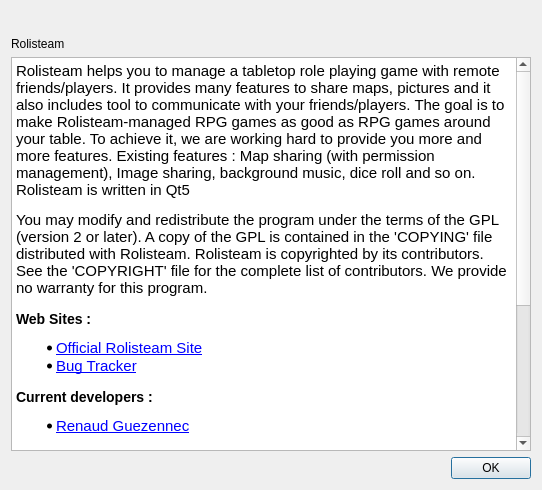
Above: src/widgets/aboutrolisteam.ui from Rolisteam/rolisteam before the change. Below: the same form after it.
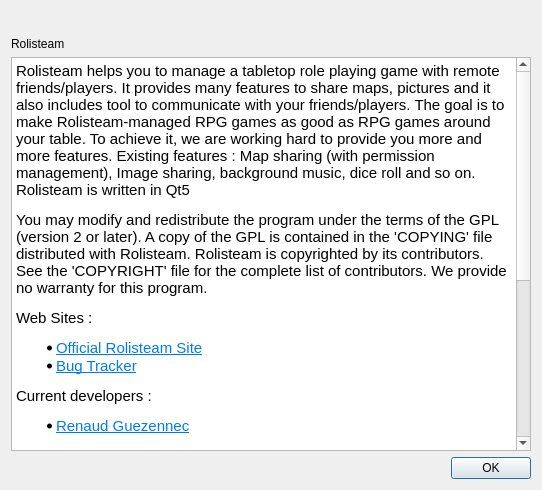
That is the form after the change. Icons and pictures are not drawn.

Patch:
```diff
--- a/src/widgets/aboutrolisteam.ui
+++ b/src/widgets/aboutrolisteam.ui
@@ -86,46 +86,61 @@
 &lt;/style&gt;&lt;/head&gt;&lt;body style=&quot; font-family:'Ubuntu'; font-size:11pt; font-weight:400; font-style:normal;&quot;&gt;
 &lt;p style=&quot; margin-top:12px; margin-bottom:12px; margin-left:0px; margin-right:0px; -qt-block-indent:0; text-indent:0px;&quot;&gt;Rolisteam helps you to manage a tabletop role playing game with remote friends/players. It provides many features to share maps, pictures and it also includes tool to communicate with your friends/players. The goal is to make Rolisteam-managed RPG games as good as RPG games around your table. To achieve it, we are working hard to provide you more and more features. Existing features : Map sharing (with permission management), Image sharing, background music, dice roll and so on. Rolisteam is written in Qt5 &lt;/p&gt;
 &lt;p style=&quot; margin-top:12px; margin-bottom:12px; margin-left:0px; margin-right:0px; -qt-block-indent:0; text-indent:0px;&quot;&gt;You may modify and redistribute the program under the terms of the GPL (version 2 or later). A copy of the GPL is contained in the 'COPYING' file distributed with Rolisteam. Rolisteam is copyrighted by its contributors. See the 'COPYRIGHT' file for the complete list of contributors. We provide no warranty for this program.&lt;/p&gt;
-&lt;p style=&quot; margin-top:14px; margin-bottom:12px; margin-left:0px; margin-right:0px; -qt-block-indent:0; text-indent:0px;&quot;&gt;&lt;span style=&quot; font-size:large; font-weight:600;&quot;&gt;Web Sites :&lt;/span&gt;&lt;/p&gt;
-&lt;ul style=&quot;margin-top: 0px; margin-bottom: 0px; margin-left: 0px; margin-right: 0px; -qt-list-indent: 1;&quot;&gt;&lt;li style=&quot; margin-top:12px; margin-bottom:0px; margin-left:0px; margin-right:0px; -qt-block-indent:0; text-indent:0px;&quot;&gt;&lt;a href=&quot;http://www.rolisteam.org/&quot;&gt;&lt;span style=&quot; text-decoration: underline; color:#0000ff;&quot;&gt;Official Rolisteam Site&lt;/span&gt;&lt;/a&gt;&lt;/li&gt;
-&lt;li style=&quot; margin-top:0px; margin-bottom:12px; margin-left:0px; margin-right:0px; -qt-block-indent:0; text-indent:0px;&quot;&gt;&lt;a href=&quot;https://github.com/Rolisteam/rolisteam/issues&quot;&gt;&lt;span style=&quot; text-decoration: underline; color:#0000ff;&quot;&gt;Bug Tracker&lt;/span&gt;&lt;/a&gt;&lt;/li&gt;&lt;/ul&gt;
-&lt;p style=&quot; margin-top:14px; margin-bottom:12px; margin-left:0px; margin-right:0px; -qt-block-indent:0; text-indent:0px;&quot;&gt;&lt;span style=&quot; font-size:large; font-weight:600;&quot;&gt;Current developers :&lt;/span&gt;&lt;/p&gt;
-&lt;ul style=&quot;margin-top: 0px; margin-bottom: 0px; margin-left: 0px; margin-right: 0px; -qt-list-indent: 1;&quot;&gt;&lt;li style=&quot; margin-top:12px; margin-bottom:12px; margin-left:0px; margin-right:0px; -qt-block-indent:0; text-indent:0px;&quot;&gt;&lt;a href=&quot;http://www.rolisteam.org/contact&quot;&gt;&lt;span style=&quot; text-decoration: underline; color:#0000ff;&quot;&gt;Renaud Guezennec&lt;/span&gt;&lt;/a&gt;&lt;/li&gt;&lt;/ul&gt;
-&lt;p style=&quot; margin-top:14px; margin-bottom:12px; margin-left:0px; margin-right:0px; -qt-block-indent:0; text-indent:0px;&quot;&gt;&lt;span style=&quot; font-size:large; font-weight:600;&quot;&gt;Translators&lt;/span&gt;&lt;/p&gt;
+&lt;p style=&quot; margin-top:12px; margin-bottom:12px; margin-left:0px; margin-right:0px; -qt-block-indent:0; text-indent:0px;&quot;&gt;Web Sites :&lt;/p&gt;
+&lt;ul style=&quot;margin-top: 0px; margin-bottom: 0px; margin-left: 0px; margin-right: 0px; -qt-list-indent: 1;&quot;&gt;&lt;li style=&quot; margin-top:12px; margin-bottom:0px; margin-left:0px; margin-right:0px; -qt-block-indent:0; text-indent:0px;&quot;&gt;&lt;a href=&quot;http://www.rolisteam.org/&quot;&gt;&lt;span style=&quot; text-decoration: underline; color:#007af4;&quot;&gt;Official Rolisteam Site&lt;/span&gt;&lt;/a&gt;&lt;/li&gt;
+&lt;li style=&quot; margin-top:0px; margin-bottom:12px; margin-left:0px; margin-right:0px; -qt-block-indent:0; text-indent:0px;&quot;&gt;&lt;a href=&quot;https://github.com/Rolisteam/rolisteam/issues&quot;&gt;&lt;span style=&quot; text-decoration: underline; color:#007af4;&quot;&gt;Bug Tracker&lt;/span&gt;&lt;/a&gt;&lt;/li&gt;&lt;/ul&gt;
+&lt;p style=&quot; margin-top:12px; margin-bottom:12px; margin-left:0px; margin-right:0px; -qt-block-indent:0; text-indent:0px;&quot;&gt;Current developers :&lt;/p&gt;
+&lt;ul style=&quot;margin-top: 0px; margin-bottom: 0px; margin-left: 0px; margin-right: 0px; -qt-list-indent: 1;&quot;&gt;&lt;li style=&quot; margin-top:12px; margin-bottom:12px; margin-left:0px; margin-right:0px; -qt-block-indent:0; text-indent:0px;&quot;&gt;&lt;a href=&quot;http://www.rolisteam.org/contact&quot;&gt;&lt;span style=&quot; text-decoration: underline; color:#007af4;&quot;&gt;Renaud Guezennec&lt;/span&gt;&lt;/a&gt;&lt;/li&gt;&lt;/ul&gt;
+&lt;p style=&quot; margin-top:12px; margin-bottom:12px; margin-left:0px; margin-right:0px; -qt-block-indent:0; text-indent:0px;&quot;&gt;Contributors :&lt;/p&gt;
+&lt;p style=&quot; margin-top:0px; margin-bottom:0px; margin-left:0px; margin-right:0px; -qt-block-indent:1; text-indent:0px;&quot;&gt;&lt;a href=&quot;mailto:joseph.boudou@matabio.net&quot;&gt;&lt;span style=&quot; text-decoration: underline; color:#007af4;&quot;&gt;Joseph Boudou&lt;/span&gt;&lt;/a&gt;&lt;/p&gt;
+&lt;ul style=&quot;margin-top: 0px; margin-bottom: 0px; margin-left: 0px; margin-right: 0px; -qt-list-indent: 1;&quot;&gt;&lt;li style=&quot; margin-top:12px; margin-bottom:12px; margin-left:0px; margin-right:0px; -qt-block-indent:0; text-indent:0px;&quot;&gt;&lt;a href=&quot;mailto:rolistik@free.fr&quot;&gt;&lt;span style=&quot; text-decoration: underline; color:#007af4;&quot;&gt;Romain Campioni&lt;/span&gt;&lt;/a&gt; (rolistik) &lt;/li&gt;&lt;/ul&gt;
+&lt;p style=&quot; margin-top:12px; margin-bottom:12px; margin-left:0px; margin-right:0px; -qt-block-indent:0; text-indent:0px;&quot;&gt;Translators&lt;/p&gt;
 &lt;table border=&quot;0&quot; style=&quot; margin-top:0px; margin-bottom:0px; margin-left:0px; margin-right:0px;&quot; cellspacing=&quot;2&quot; cellpadding=&quot;0&quot;&gt;
 &lt;tr&gt;
 &lt;td&gt;
-&lt;p style=&quot; margin-top:0px; margin-bottom:0px; margin-left:0px; margin-right:0px; -qt-block-indent:0; text-indent:0px;&quot;&gt;&lt;a href=&quot;https://www.transifex.com/accounts/profile/Le_Sage/&quot;&gt;&lt;span style=&quot; text-decoration: underline; color:#0000ff;&quot;&gt;Renaud Guezennec&lt;/span&gt;&lt;/a&gt;&lt;/p&gt;&lt;/td&gt;
+&lt;p style=&quot; margin-top:12px; margin-bottom:12px; margin-left:0px; margin-right:0px; -qt-block-indent:0; text-indent:0px;&quot;&gt;&lt;a href=&quot;https://www.transifex.com/accounts/profile/Le_Sage/&quot;&gt;&lt;span style=&quot; text-decoration: underline; color:#007af4;&quot;&gt;Renaud Guezennec&lt;/span&gt;&lt;/a&gt;&lt;/p&gt;&lt;/td&gt;
 &lt;td&gt;
-&lt;p style=&quot; margin-top:0px; margin-bottom:0px; margin-left:0px; margin-right:0px; -qt-block-indent:0; text-indent:0px;&quot;&gt;(English &amp;amp; French)&lt;/p&gt;&lt;/td&gt;&lt;/tr&gt;
+&lt;p style=&quot; margin-top:12px; margin-bottom:12px; margin-left:0px; margin-right:0px; -qt-block-indent:0; text-indent:0px;&quot;&gt;(English &amp;amp; French)&lt;/p&gt;&lt;/td&gt;&lt;/tr&gt;
 &lt;tr&gt;
 &lt;td&gt;
-&lt;p style=&quot; margin-top:0px; margin-bottom:0px; margin-left:0px; margin-right:0px; -qt-block-indent:0; text-indent:0px;&quot;&gt;&lt;a href=&quot;https://www.transifex.com/accounts/profile/lorrampi/&quot;&gt;&lt;span style=&quot; text-decoration: underline; color:#0000ff;&quot;&gt;Lorram Lomeu de Souza Rampi&lt;/span&gt;&lt;/a&gt;&lt;/p&gt;&lt;/td&gt;
+&lt;p style=&quot; margin-top:12px; margin-bottom:12px; margin-left:0px; margin-right:0px; -qt-block-indent:0; text-indent:0px;&quot;&gt;&lt;a href=&quot;https://www.transifex.com/accounts/profile/lorrampi/&quot;&gt;&lt;span style=&quot; text-decoration: underline; color:#007af4;&quot;&gt;Lorram Lomeu de Souza Rampi&lt;/span&gt;&lt;/a&gt;&lt;/p&gt;&lt;/td&gt;
 &lt;td&gt;
-&lt;p style=&quot; margin-top:0px; margin-bottom:0px; margin-left:0px; margin-right:0px; -qt-block-indent:0; text-indent:0px;&quot;&gt;(Portuguese)&lt;/p&gt;&lt;/td&gt;&lt;/tr&gt;
+&lt;p style=&quot; margin-top:12px; margin-bottom:12px; margin-left:0px; margin-right:0px; -qt-block-indent:0; text-indent:0px;&quot;&gt;(Portuguese)&lt;/p&gt;&lt;/td&gt;&lt;/tr&gt;
 &lt;tr&gt;
 &lt;td&gt;
-&lt;p style=&quot; margin-top:0px; margin-bottom:0px; margin-left:0px; margin-right:0px; -qt-block-indent:0; text-indent:0px;&quot;&gt;&lt;a href=&quot;https://www.transifex.com/accounts/profile/JuAlves/&quot;&gt;&lt;span style=&quot; text-decoration: underline; color:#0000ff;&quot;&gt;Juliana Alves de Sousa Rampi&lt;/span&gt;&lt;/a&gt;&lt;/p&gt;&lt;/td&gt;
+&lt;p style=&quot; margin-top:12px; margin-bottom:12px; margin-left:0px; margin-right:0px; -qt-block-indent:0; text-indent:0px;&quot;&gt;&lt;a href=&quot;https://www.transifex.com/accounts/profile/JuAlves/&quot;&gt;&lt;span style=&quot; text-decoration: underline; color:#007af4;&quot;&gt;Juliana Alves de Sousa Rampi&lt;/span&gt;&lt;/a&gt;&lt;/p&gt;&lt;/td&gt;
 &lt;td&gt;
-&lt;p style=&quot; margin-top:0px; margin-bottom:0px; margin-left:0px; margin-right:0px; -qt-block-indent:0; text-indent:0px;&quot;&gt;(Portuguese)&lt;/p&gt;&lt;/td&gt;&lt;/tr&gt;
+&lt;p style=&quot; margin-top:12px; margin-bottom:12px; margin-left:0px; margin-right:0px; -qt-block-indent:0; text-indent:0px;&quot;&gt;(Portuguese)&lt;/p&gt;&lt;/td&gt;&lt;/tr&gt;
 &lt;tr&gt;
 &lt;td&gt;
-&lt;p style=&quot; margin-top:0px; margin-bottom:0px; margin-left:0px; margin-right:0px; -qt-block-indent:0; text-indent:0px;&quot;&gt;&lt;a href=&quot;https://www.transifex.com/accounts/profile/KrekoG/&quot;&gt;&lt;span style=&quot; text-decoration: underline; color:#0000ff;&quot;&gt;Gergely Krekó&lt;/span&gt;&lt;/a&gt;&lt;/p&gt;&lt;/td&gt;
+&lt;p style=&quot; margin-top:12px; margin-bottom:12px; margin-left:0px; margin-right:0px; -qt-block-indent:0; text-indent:0px;&quot;&gt;&lt;a href=&quot;https://www.transifex.com/accounts/profile/KrekoG/&quot;&gt;&lt;span style=&quot; text-decoration: underline; color:#007af4;&quot;&gt;Gergely Krekó&lt;/span&gt;&lt;/a&gt;&lt;/p&gt;&lt;/td&gt;
 &lt;td&gt;
-&lt;p style=&quot; margin-top:0px; margin-bottom:0px; margin-left:0px; margin-right:0px; -qt-block-indent:0; text-indent:0px;&quot;&gt;(Hungarian)&lt;/p&gt;&lt;/td&gt;&lt;/tr&gt;
+&lt;p style=&quot; margin-top:12px; margin-bottom:12px; margin-left:0px; margin-right:0px; -qt-block-indent:0; text-indent:0px;&quot;&gt;(Hungarian)&lt;/p&gt;&lt;/td&gt;&lt;/tr&gt;
 &lt;tr&gt;
 &lt;td&gt;
-&lt;p style=&quot; margin-top:0px; margin-bottom:0px; margin-left:0px; margin-right:0px; -qt-block-indent:0; text-indent:0px;&quot;&gt;&lt;a href=&quot;https://www.transifex.com/accounts/profile/kayazeren/&quot;&gt;&lt;span style=&quot; text-decoration: underline; color:#0000ff;&quot;&gt;Kaya Zeren&lt;/span&gt;&lt;/a&gt;&lt;/p&gt;&lt;/td&gt;
+&lt;p style=&quot; margin-top:12px; margin-bottom:12px; margin-left:0px; margin-right:0px; -qt-block-indent:0; text-indent:0px;&quot;&gt;&lt;a href=&quot;https://www.transifex.com/accounts/profile/kayazeren/&quot;&gt;&lt;span style=&quot; text-decoration: underline; color:#007af4;&quot;&gt;Kaya Zeren&lt;/span&gt;&lt;/a&gt;&lt;/p&gt;&lt;/td&gt;
 &lt;td&gt;
-&lt;p style=&quot; margin-top:0px; margin-bottom:0px; margin-left:0px; margin-right:0px; -qt-block-indent:0; text-indent:0px;&quot;&gt;(Turkish)&lt;/p&gt;&lt;/td&gt;&lt;/tr&gt;
+&lt;p style=&quot; margin-top:12px; margin-bottom:12px; margin-left:0px; margin-right:0px; -qt-block-indent:0; text-indent:0px;&quot;&gt;(Turkish)&lt;/p&gt;&lt;/td&gt;&lt;/tr&gt;
 &lt;tr&gt;
 &lt;td&gt;
-&lt;p style=&quot; margin-top:0px; margin-bottom:0px; margin-left:0px; margin-right:0px; -qt-block-indent:0; text-indent:0px;&quot;&gt;&lt;a href=&quot;https://www.transifex.com/accounts/profile/IGrumoI/&quot;&gt;&lt;span style=&quot; text-decoration: underline; color:#0000ff;&quot;&gt;Alexia Béné&lt;/span&gt;&lt;/a&gt;&lt;/p&gt;&lt;/td&gt;
+&lt;p style=&quot; margin-top:12px; margin-bottom:12px; margin-left:0px; margin-right:0px; -qt-block-indent:0; text-indent:0px;&quot;&gt;&lt;a href=&quot;https://www.transifex.com/accounts/profile/IGrumoI/&quot;&gt;&lt;span style=&quot; text-decoration: underline; color:#007af4;&quot;&gt;Alexia Béné&lt;/span&gt;&lt;/a&gt;&lt;/p&gt;&lt;/td&gt;
 &lt;td&gt;
-&lt;p style=&quot; margin-top:0px; margin-bottom:0px; margin-left:0px; margin-right:0px; -qt-block-indent:0; text-indent:0px;&quot;&gt;(French &amp;amp; German)&lt;/p&gt;&lt;/td&gt;&lt;/tr&gt;&lt;/table&gt;
-&lt;p style=&quot; margin-top:14px; margin-bottom:12px; margin-left:0px; margin-right:0px; -qt-block-indent:0; text-indent:0px;&quot;&gt;&lt;span style=&quot; font-size:large; font-weight:600;&quot;&gt;Retired developers :&lt;/span&gt;&lt;/p&gt;
-&lt;ul style=&quot;margin-top: 0px; margin-bottom: 0px; margin-left: 0px; margin-right: 0px; -qt-list-indent: 1;&quot;&gt;&lt;li style=&quot; margin-top:12px; margin-bottom:0px; margin-left:0px; margin-right:0px; -qt-block-indent:0; text-indent:0px;&quot;&gt;&lt;a href=&quot;mailto:joseph.boudou@matabio.net&quot;&gt;&lt;span style=&quot; text-decoration: underline; color:#0000ff;&quot;&gt;Joseph Boudou&lt;/span&gt;&lt;/a&gt;&lt;/li&gt;
-&lt;li style=&quot; margin-top:0px; margin-bottom:12px; margin-left:0px; margin-right:0px; -qt-block-indent:0; text-indent:0px;&quot;&gt;&lt;a href=&quot;mailto:rolistik@free.fr&quot;&gt;&lt;span style=&quot; text-decoration: underline; color:#0000ff;&quot;&gt;Romain Campioni&lt;/span&gt;&lt;/a&gt; (rolistik) &lt;/li&gt;&lt;/ul&gt;&lt;/body&gt;&lt;/html&gt;</string>
+&lt;p style=&quot; margin-top:12px; margin-bottom:12px; margin-left:0px; margin-right:0px; -qt-block-indent:0; text-indent:0px;&quot;&gt;(French &amp;amp; German)&lt;/p&gt;&lt;/td&gt;&lt;/tr&gt;
+&lt;tr&gt;
+&lt;td&gt;
+&lt;p style=&quot; margin-top:12px; margin-bottom:12px; margin-left:0px; margin-right:0px; -qt-block-indent:0; text-indent:0px;&quot;&gt;&lt;a href=&quot;https://www.transifex.com/user/profile/Jobava/&quot;&gt;&lt;span style=&quot; text-decoration: underline; color:#007af4;&quot;&gt;Baadur Jobava&lt;/span&gt;&lt;/a&gt;&lt;/p&gt;&lt;/td&gt;
+&lt;td&gt;
+&lt;p style=&quot; margin-top:12px; margin-bottom:12px; margin-left:0px; margin-right:0px; -qt-block-indent:0; text-indent:0px;&quot;&gt;(Romanian)&lt;/p&gt;&lt;/td&gt;&lt;/tr&gt;
+&lt;tr&gt;
+&lt;td&gt;
+&lt;p style=&quot; margin-top:12px; margin-bottom:12px; margin-left:0px; margin-right:0px; -qt-block-indent:0; text-indent:0px;&quot;&gt;&lt;a href=&quot;https://www.transifex.com/user/profile/omik/&quot;&gt;&lt;span style=&quot; text-decoration: underline; color:#007af4;&quot;&gt;Jesus M&lt;/span&gt;&lt;/a&gt;&lt;/p&gt;&lt;/td&gt;
+&lt;td&gt;
+&lt;p style=&quot; margin-top:12px; margin-bottom:12px; margin-left:0px; margin-right:0px; -qt-block-indent:0; text-indent:0px;&quot;&gt;(Spanish)&lt;/p&gt;&lt;/td&gt;&lt;/tr&gt;
+&lt;tr&gt;
+&lt;td&gt;
+&lt;p style=&quot; margin-top:12px; margin-bottom:12px; margin-left:0px; margin-right:0px; -qt-block-indent:0; text-indent:0px;&quot;&gt;&lt;a href=&quot;https://www.transifex.com/user/profile/Vistaus/&quot;&gt;&lt;span style=&quot; text-decoration: underline; color:#007af4;&quot;&gt;Heimen Stoffels&lt;/span&gt;&lt;/a&gt;&lt;/p&gt;&lt;/td&gt;
+&lt;td&gt;
+&lt;p style=&quot; margin-top:12px; margin-bottom:12px; margin-left:0px; margin-right:0px; -qt-block-indent:0; text-indent:0px;&quot;&gt;(Dutch)&lt;/p&gt;&lt;/td&gt;&lt;/tr&gt;&lt;/table&gt;&lt;/body&gt;&lt;/html&gt;</string>
      </property>
     </widget>
    </item>
```
